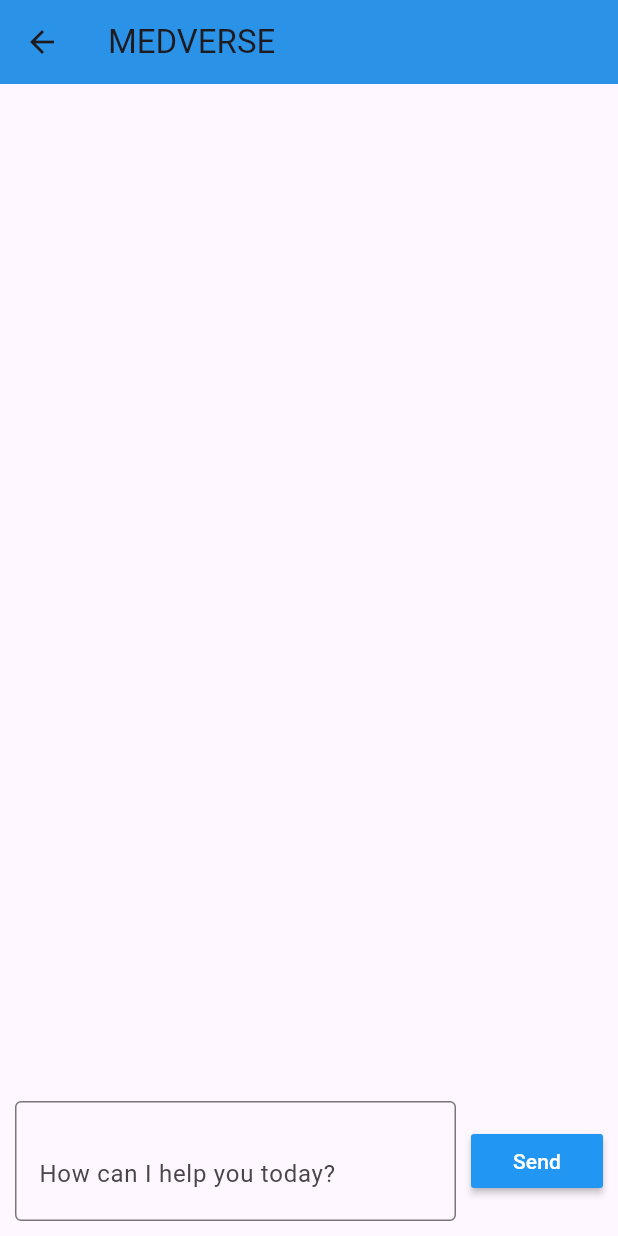
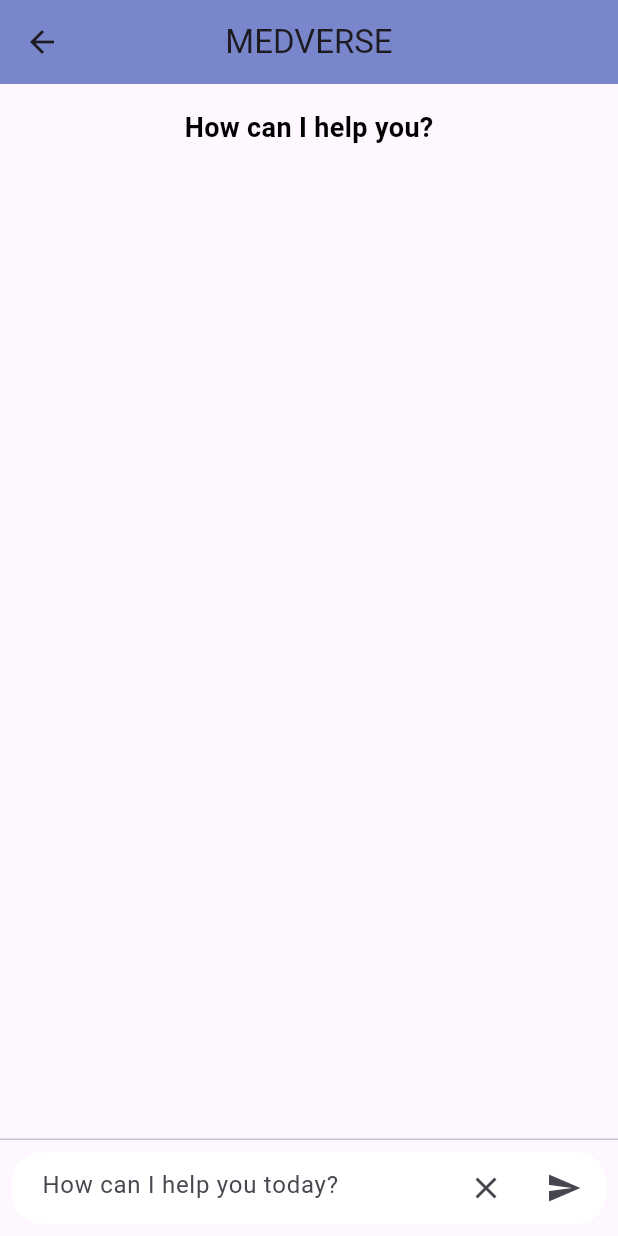
Before and after one commit to code-of-duty-69/medVerse, a Flutter app: the screen it shows after launch, in the side drawer, after a tap on "Profile", on a phone screen of 412 x 824 dp. Run offline on Flutter 3.47's test engine with Material 3 defaults, Android fonts, the phone set to English and light mode, and no system bars; our stand-ins replace image_picker, permission_handler; missing offline and left inert: edge_detection.

Commit message:
edit to chatbotpage

```diff
--- a/medverse_app/lib/Chatbotpage.dart
+++ b/medverse_app/lib/Chatbotpage.dart
@@ -1,94 +1,199 @@
 import 'package:flutter/material.dart';
 
-class Chatbotpage extends StatefulWidget {
-  const Chatbotpage({super.key});
+class ChatbotPage extends StatefulWidget {
+  const ChatbotPage({Key? key}) : super(key: key);
 
   @override
-  State<Chatbotpage> createState() => _ChatbotpageState();
+  _ChatbotPageState createState() => _ChatbotPageState();
 }
 
-class _ChatbotpageState extends State<Chatbotpage> {
-  final _textControl = TextEditingController();
-  final List<String> _messages = []; // List to store messages
+class _ChatbotPageState extends State<ChatbotPage> {
+  final TextEditingController _textController = TextEditingController();
+  final ScrollController _scrollController = ScrollController();
+  final List<ChatMessage> _messages = [];
+
+  @override
+  void initState() {
+    super.initState();
+    WidgetsBinding.instance.addPostFrameCallback((_) => _scrollToBottom());
+  }
+
+  void _handleSubmitted(String text) {
+    if (text.isEmpty) return;
+    _textController.clear();
+    ChatMessage message = ChatMessage(
+      text: text,
+      isUserMessage: true,
+    );
+    setState(() {
+      _messages.add(message);
+    });
+    _scrollToBottom();
+
+    // TODO: Integrate AI model here
+    // Example:
+    // String response = await getAIResponse(text);
+    // _handleAIResponse(response);
+  }
+
+  void _handleAIResponse(String response) {
+    ChatMessage aiMessage = ChatMessage(
+      text: response,
+      isUserMessage: false,
+    );
+    setState(() {
+      _messages.add(aiMessage);
+    });
+    _scrollToBottom();
+  }
+
+  void _scrollToBottom() {
+    _scrollController.animateTo(
+      _scrollController.position.maxScrollExtent,
+      duration: const Duration(milliseconds: 300),
+      curve: Curves.easeOut,
+    );
+  }
 
   @override
   Widget build(BuildContext context) {
     return Scaffold(
       appBar: AppBar(
+        centerTitle: true,
         title: const Text('MEDVERSE'),
-        backgroundColor: const Color.fromARGB(255, 43, 147, 231),
+        backgroundColor: const Color(0xFF7986CB),
       ),
-      body: Padding(
-        padding: const EdgeInsets.all(10.0),
+      body: Container(
+        //decoration: const BoxDecoration(
+        //  image: DecorationImage(
+        //    image: AssetImage(
+        //        "assets/background_image.jpg"),
+        //    fit: BoxFit.cover,
+        //  ),
+        //  ),
         child: Column(
           children: [
-            // Expanded area for showing message history in a scrollable list
+            Container(
+              padding: const EdgeInsets.all(16.0),
+              alignment: Alignment.center,
+              child: const Text(
+                "How can I help you?",
+                style: TextStyle(
+                  fontSize: 18,
+                  fontWeight: FontWeight.bold,
+                  color: Colors.black,
+                ),
+              ),
+            ),
             Expanded(
               child: ListView.builder(
+                controller: _scrollController,
                 itemCount: _messages.length,
-                itemBuilder: (context, index) {
-                  return Align(
-                    alignment:
-                        Alignment.centerRight, // Right-align the messages
-                    child: Container(
-                      margin: const EdgeInsets.symmetric(vertical: 5.0),
-                      padding: const EdgeInsets.all(10.0),
-                      decoration: BoxDecoration(
-                        color: Colors.blue[100], // Light blue background
-                        borderRadius:
-                            BorderRadius.circular(12.0), // Rounded corners
-                        border: Border.all(
-                          color: Colors.blue,
-                          width: 1.5,
-                        ),
-                      ),
-                      child: Text(
-                        _messages[index],
-                        style: const TextStyle(fontSize: 16.0),
-                      ),
-                    ),
-                  );
-                },
+                itemBuilder: (context, index) => _messages[index],
               ),
             ),
-            Row(
-              children: [
-                Expanded(
-                  child: TextField(
-                    controller: _textControl,
-                    decoration: InputDecoration(
-                      border: const OutlineInputBorder(),
-                      hintText: "How can I help you today?",
-                      suffix: IconButton(
-                        onPressed: () {
-                          _textControl.clear();
-                        },
-                        icon: const Icon(Icons.clear),
-                      ),
-                    ),
-                  ),
-                ),
-                const SizedBox(width: 10),
-                MaterialButton(
-                  onPressed: () {
-                    setState(() {
-                      if (_textControl.text.isNotEmpty) {
-                        _messages.add(_textControl.text);
-                        _textControl.clear();
-                      }
-                    });
-                  },
-                  color: Colors.blue,
-                  child: const Text(
-                    "Send",
-                    style: TextStyle(color: Colors.white),
-                  ),
-                ),
-              ],
-            ),
+            const Divider(height: 1.0),
+            _buildTextComposer(),
           ],
         ),
       ),
     );
   }
+
+  Widget _buildTextComposer() {
+    return Container(
+      margin: const EdgeInsets.all(8.0),
+      decoration: BoxDecoration(
+        color: Colors.white,
+        borderRadius: BorderRadius.circular(20.0),
+      ),
+      child: Row(
+        children: [
+          Expanded(
+            child: TextField(
+              controller: _textController,
+              onSubmitted: _handleSubmitted,
+              decoration: InputDecoration(
+                hintText: "How can I help you today?",
+                contentPadding: const EdgeInsets.symmetric(
+                    horizontal: 20.0, vertical: 10.0),
+                border: InputBorder.none,
+                suffixIcon: IconButton(
+                  icon: const Icon(Icons.clear),
+                  onPressed: () => _textController.clear(),
+                ),
+              ),
+            ),
+          ),
+          Container(
+            margin: const EdgeInsets.symmetric(horizontal: 4.0),
+            child: IconButton(
+              icon: const Icon(Icons.send),
+              onPressed: () => _handleSubmitted(_textController.text),
+            ),
+          ),
+        ],
+      ),
+    );
+  }
 }
+
+class ChatMessage extends StatelessWidget {
+  final String text;
+  final bool isUserMessage;
+
+  const ChatMessage({
+    Key? key,
+    required this.text,
+    required this.isUserMessage,
+  }) : super(key: key);
+
+  @override
+  Widget build(BuildContext context) {
+    return Container(
+      margin: const EdgeInsets.symmetric(vertical: 10.0, horizontal: 16.0),
+      child: Row(
+        mainAxisAlignment:
+            isUserMessage ? MainAxisAlignment.end : MainAxisAlignment.start,
+        crossAxisAlignment: CrossAxisAlignment.start,
+        children: [
+          if (!isUserMessage)
+            Container(
+              margin: const EdgeInsets.only(right: 16.0),
+              child: const CircleAvatar(
+                backgroundColor: Color(0xFF7986CB),
+                child: Text('AI', style: TextStyle(color: Colors.white)),
+              ),
+            ),
+          Expanded(
+            child: Column(
+              crossAxisAlignment: isUserMessage
+                  ? CrossAxisAlignment.end
+                  : CrossAxisAlignment.start,
+              children: [
+                Material(
+                  borderRadius: BorderRadius.circular(20.0),
+                  color: isUserMessage ? Colors.blue[100] : Colors.white,
+                  elevation: 2,
+                  child: Padding(
+                    padding: const EdgeInsets.symmetric(
+                        vertical: 10.0, horizontal: 16.0),
+                    child: Text(text),
+                  ),
+                ),
+              ],
+            ),
+          ),
+          if (isUserMessage)
+            Container(
+              margin: const EdgeInsets.only(left: 16.0),
+              child: const CircleAvatar(
+                backgroundColor: Colors.blue,
+                child: Text('You', style: TextStyle(color: Colors.white)),
+              ),
+            ),
+        ],
+      ),
+    );
+  }
+}
--- a/medverse_app/lib/HomeWidgetList.dart
+++ b/medverse_app/lib/HomeWidgetList.dart
@@ -58,7 +58,7 @@
         // Dropdown content that will appear when the widget is clicked
         AnimatedContainer(
           duration: const Duration(milliseconds: 300),
-          height: _isExpanded[index] ? 250.0 : 0.0, // Dropdown height
+          height: _isExpanded[index] ? 1250.0 : 0.0, // Dropdown height
           child: _isExpanded[index]
               ? Container(
                   color: const Color.fromARGB(255, 209, 233, 253),
--- a/medverse_app/lib/Navbar.dart
+++ b/medverse_app/lib/Navbar.dart
@@ -28,7 +28,7 @@
             onTap: () {
               Navigator.push(
                 context,
-                MaterialPageRoute(builder: (context) => const Chatbotpage()),
+                MaterialPageRoute(builder: (context) => const ChatbotPage()),
               );
             },
           ),
@@ -38,7 +38,7 @@
             onTap: () {
               Navigator.push(
                 context,
-                MaterialPageRoute(builder: (context) => const Chatbotpage()),
+                MaterialPageRoute(builder: (context) => const ChatbotPage()),
               );
             },
           ),
@@ -80,7 +80,7 @@
             onTap: () {
               Navigator.push(
                 context,
-                MaterialPageRoute(builder: (context) => const Chatbotpage()),
+                MaterialPageRoute(builder: (context) => const ChatbotPage()),
               );
             },
           ),
@@ -90,7 +90,7 @@
             onTap: () {
               Navigator.push(
                 context,
-                MaterialPageRoute(builder: (context) => const Chatbotpage()),
+                MaterialPageRoute(builder: (context) => const ChatbotPage()),
               );
             },
           ),
```
